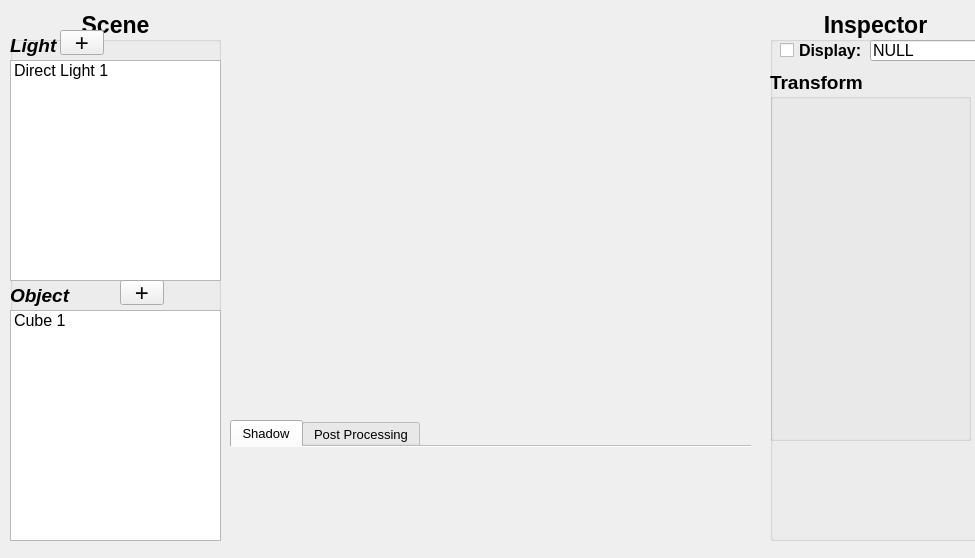
Fang2896/M1kanN-OpenGL-Renderer-Engine, file src/ui/mainwindow.ui: the form before one commit.
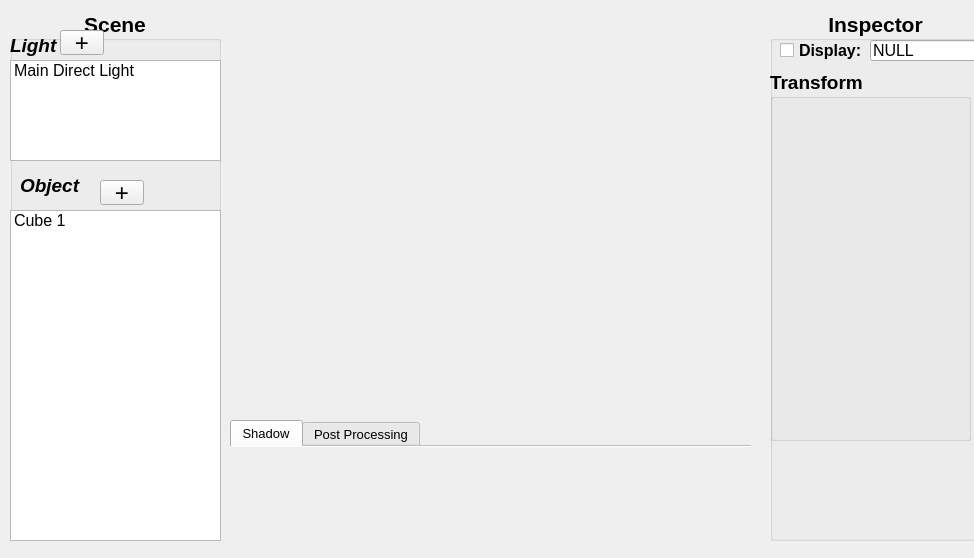
The form after the commit.

What changed in the file:
```diff
--- a/src/ui/mainwindow.ui
+++ b/src/ui/mainwindow.ui
@@ -6,7 +6,7 @@
    <rect>
     <x>0</x>
     <y>0</y>
-    <width>975</width>
+    <width>974</width>
     <height>558</height>
    </rect>
   </property>
@@ -33,7 +33,7 @@
    <property name="font">
     <font>
      <family>Arial</family>
-     <pointsize>17</pointsize>
+     <pointsize>16</pointsize>
      <weight>75</weight>
      <italic>false</italic>
      <bold>true</bold>
@@ -87,7 +87,7 @@
       <x>0</x>
       <y>50</y>
       <width>211</width>
-      <height>221</height>
+      <height>101</height>
      </rect>
     </property>
     <property name="font">
@@ -105,7 +105,7 @@
     </property>
     <item>
      <property name="text">
-      <string>Direct Light 1</string>
+      <string>Main Direct Light</string>
      </property>
     </item>
    </widget>
@@ -135,8 +135,8 @@
    <widget class="QLabel" name="objectTitleLabel">
     <property name="geometry">
      <rect>
-      <x>0</x>
-      <y>270</y>
+      <x>10</x>
+      <y>160</y>
       <width>71</width>
       <height>31</height>
      </rect>
@@ -158,8 +158,8 @@
    <widget class="QToolButton" name="objectAddButton">
     <property name="geometry">
      <rect>
-      <x>110</x>
-      <y>270</y>
+      <x>90</x>
+      <y>170</y>
       <width>44</width>
       <height>25</height>
      </rect>
@@ -182,9 +182,9 @@
     <property name="geometry">
      <rect>
       <x>0</x>
-      <y>300</y>
+      <y>200</y>
       <width>211</width>
-      <height>231</height>
+      <height>331</height>
      </rect>
     </property>
     <property name="font">
@@ -273,7 +273,7 @@
    <property name="font">
     <font>
      <family>Arial</family>
-     <pointsize>17</pointsize>
+     <pointsize>16</pointsize>
      <weight>75</weight>
      <italic>false</italic>
      <bold>true</bold>
```
